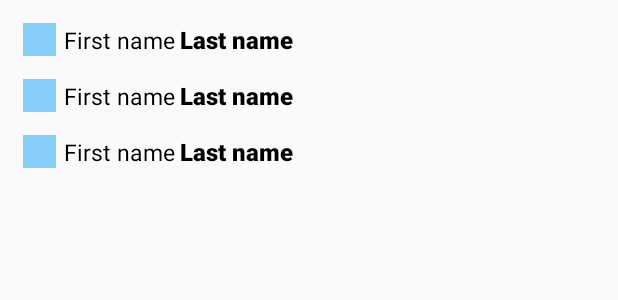
After one commit to misterGas/CalcioFemminilePredictor, an Android app: the layout scorers_standing.xml on its own in the app's theme, with its tools: preview values and no code run, on a phone screen of 412 x 824 dp. The commit adds this screen. Shown: the top 300 px of the screen. Run offline under Robolectric (Android 15) with nearby library versions, the phone set to English and light mode, and no system bars.

Commit message:
First commit

```diff
--- a/app/src/main/res/layout/scorer_standing_dialog.xml
+++ b/app/src/main/res/layout/scorer_standing_dialog.xml
@@ -36,10 +36,11 @@
         android:layout_marginTop="5sp"
         android:textColor="@color/black"
         android:text="@string/last_name"
-        android:layout_toEndOf="@id/scorer_first_name" />
+        android:layout_toEndOf="@id/scorer_first_name"
+        tools:ignore="RelativeOverlap" />
 
     <TextView
-        android:id="@+id/goal_scored"
+        android:id="@+id/goals_scored"
         android:layout_width="20sp"
         android:layout_height="wrap_content"
         android:textSize="15sp"
--- /dev/null
+++ b/app/src/main/res/layout/scorers_standing.xml
@@ -0,0 +1,18 @@
+<?xml version="1.0" encoding="utf-8"?>
+<RelativeLayout xmlns:android="http://schemas.android.com/apk/res/android"
+    android:layout_width="match_parent"
+    android:layout_height="match_parent"
+    xmlns:app="http://schemas.android.com/apk/res-auto"
+    xmlns:tools="http://schemas.android.com/tools">
+
+    <androidx.recyclerview.widget.RecyclerView
+        android:id="@+id/recycler_view_scorers_standings"
+        android:layout_width="wrap_content"
+        android:layout_height="wrap_content"
+        app:layoutManager="androidx.recyclerview.widget.LinearLayoutManager"
+        tools:listitem="@layout/scorer_standing_dialog"
+        android:layout_marginTop="10sp"
+        android:layout_marginHorizontal="10sp"
+        android:layout_marginBottom="5sp" />
+
+</RelativeLayout>
```
Also changed, not shown: app/src/main/java/com/embeddedproject/calciofemminileitaliano/SeasonRecap.kt (+17 -2 lines), app/src/main/java/com/embeddedproject/calciofemminileitaliano/adapters/ScorersStandingsAdapter.kt (added, +54 -0 lines).
